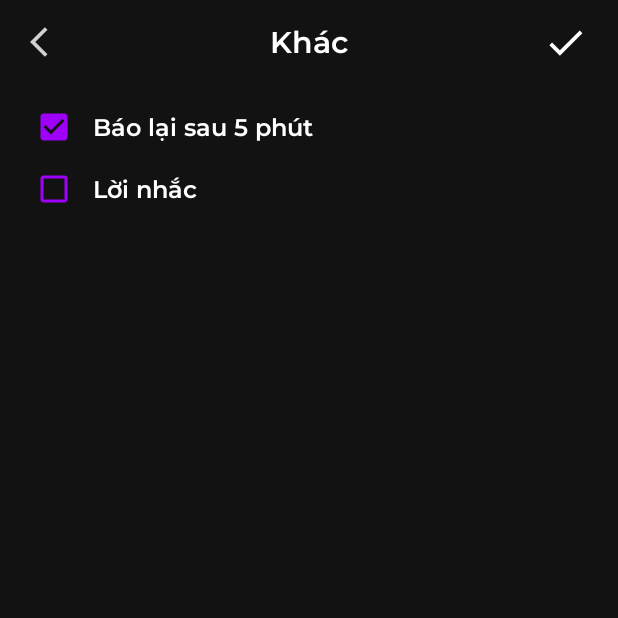
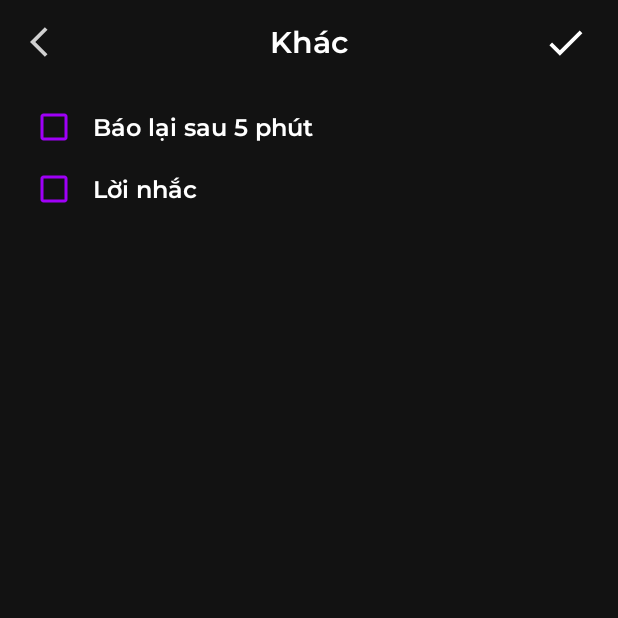
Before and after one commit to tranthihaiyen102/O.Oclock, an Android app: the OtherOptionActivity screen opened directly, with no data from a screen before it, on a phone screen of 412 x 824 dp, the top half of it. Run offline under Robolectric (Android 15) with nearby library versions, the phone set to English and light mode, and no system bars.

Commit message:
Tuan An fix other option

```diff
--- a/app/src/main/java/com/example/ooclock/OtherOptionActivity.java
+++ b/app/src/main/java/com/example/ooclock/OtherOptionActivity.java
@@ -11,26 +11,16 @@ import android.widget.RadioButton;
 public class OtherOptionActivity extends AppCompatActivity {
 
     CheckBox reminderCheckBox;
-    EditText text_reminder;
+    CheckBox snoozeCheckBox;
     @Override
     protected void onCreate(Bundle savedInstanceState) {
         super.onCreate(savedInstanceState);
         setContentView(R.layout.activity_other_option);
-
         reminderCheckBox = findViewById(R.id.reminder);
-        text_reminder = findViewById(R.id.text_reminder);
-        text_reminder.setVisibility(View.INVISIBLE);
+        snoozeCheckBox = findViewById(R.id.snooze);
     }
 
     public void back(View view) {
         finish();
     }
-
-    public void reminderCheck(View view) {
-        if (reminderCheckBox.isChecked()){
-            text_reminder.setVisibility(View.VISIBLE);
-        }else {
-            text_reminder.setVisibility(View.INVISIBLE);
-        }
-    }
 }
--- a/app/src/main/res/layout/activity_other_option.xml
+++ b/app/src/main/res/layout/activity_other_option.xml
@@ -47,7 +47,6 @@
         android:layout_marginTop="8dp"
         android:layout_marginEnd="20dp"
         android:buttonTint="@color/purple"
-        android:checked="true"
         android:fontFamily="@font/montserrat_semibold"
         android:padding="10dp"
         android:rotationY="0"
@@ -66,7 +65,6 @@
         android:layout_marginEnd="20dp"
         android:buttonTint="@color/purple"
         android:fontFamily="@font/montserrat_semibold"
-        android:onClick="reminderCheck"
         android:padding="10dp"
         android:text="Lời nhắc"
         android:textColor="@color/white"
@@ -74,29 +72,6 @@
         app:layout_constraintEnd_toEndOf="parent"
         app:layout_constraintStart_toStartOf="parent"
         app:layout_constraintTop_toBottomOf="@+id/snooze" />
-
-    <EditText
-        android:id="@+id/text_reminder"
-        android:layout_width="0dp"
-        android:layout_height="48dp"
-        android:layout_marginStart="20dp"
-        android:layout_marginTop="8dp"
-        android:layout_marginEnd="20dp"
-        android:background="@drawable/container_bg"
-        android:ems="10"
-        android:fontFamily="@font/montserrat_regular"
-        android:hint="Lời nhắc"
-        android:inputType="textPersonName"
-        android:paddingStart="20dp"
-        android:paddingTop="0dp"
-        android:paddingEnd="20dp"
-        android:paddingBottom="0dp"
-        android:textColor="@color/black"
-        android:textColorHint="@color/dark_grey"
-        android:textSize="16sp"
-        app:layout_constraintEnd_toEndOf="parent"
-        app:layout_constraintStart_toStartOf="parent"
-        app:layout_constraintTop_toBottomOf="@+id/reminder" />
 
     <Button
         android:id="@+id/btn_save"
```
